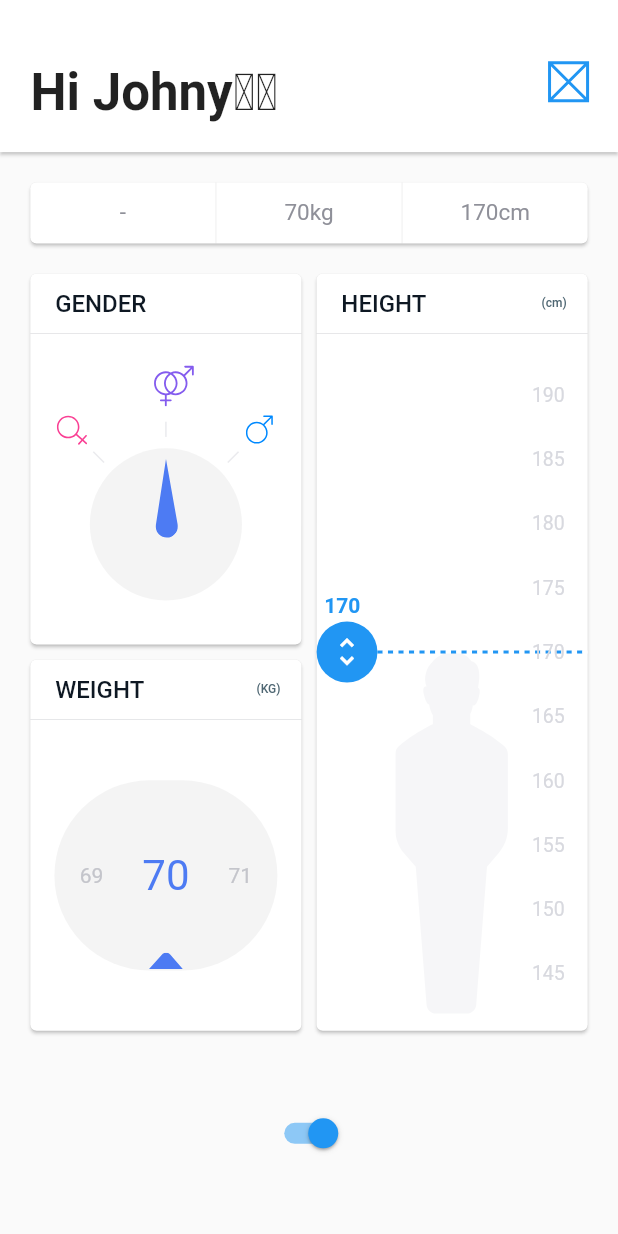
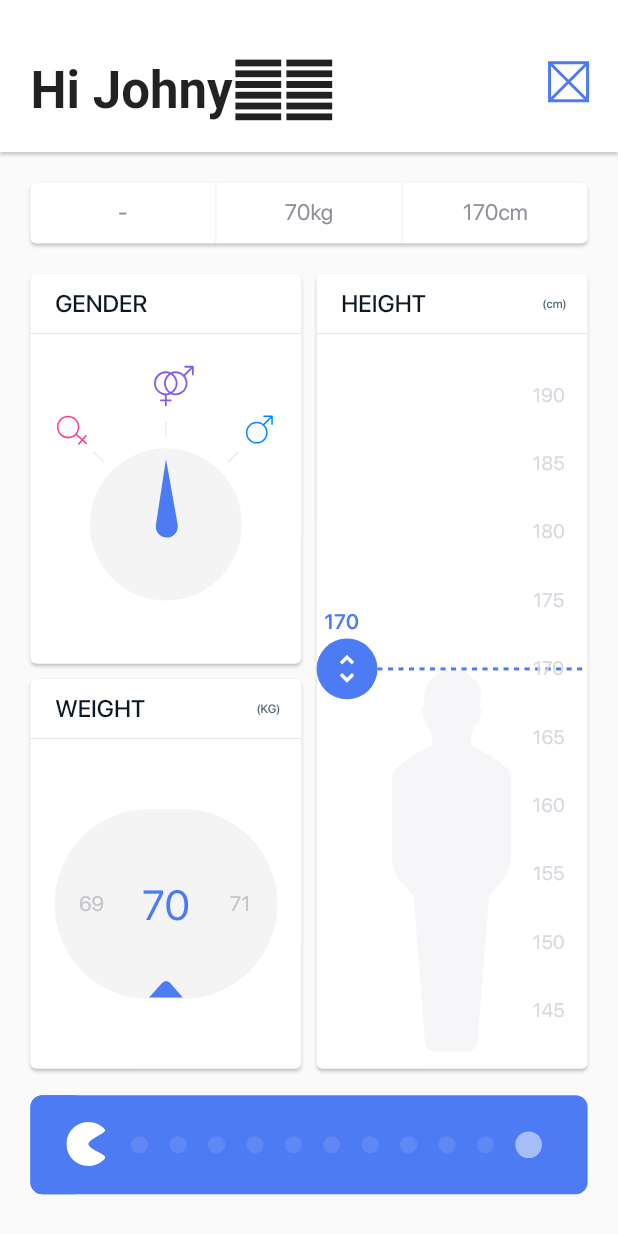
Before and after one commit to LoakickBangu/flutter_bmi_calculator, a Flutter app: the screen it shows after launch, on a phone screen of 412 x 824 dp. Run offline on Flutter 3.47's test engine with Material 2 defaults, Android fonts, the phone set to English and light mode, and no system bars; our stand-ins replace flutter_svg; project files that could hold a hidden picture were left out.

Commit message:
Animating Dots

```diff
--- a/lib/input_page/input_page.dart
+++ b/lib/input_page/input_page.dart
@@ -7,16 +7,32 @@ import 'package:bmi_calculator/input_page/input_page_styles.dart';
 import 'package:bmi_calculator/app_bar.dart';
 import 'package:bmi_calculator/models/gender.dart';
 import 'package:bmi_calculator/input_page/input_summary_card.dart';
+import 'package:bmi_calculator/input_page/pacman_slider.dart';
 
 class InputPage extends StatefulWidget {
   @override
   _InputPageState createState() => _InputPageState();
 }
 
-class _InputPageState extends State<InputPage> {
+class _InputPageState extends State<InputPage> with TickerProviderStateMixin {
+  AnimationController _submitAnimationController;
+
   Gender gender = Gender.other;
   int height = 170;
   int weight = 70;
+
+  @override
+  void initState() {
+    super.initState();
+    _submitAnimationController =
+        AnimationController(vsync: this, duration: Duration(seconds: 2));
+  }
+
+  @override
+  void dispose() {
+    _submitAnimationController.dispose();
+    super.dispose();
+  }
 
   @override
   Widget build(BuildContext context) {
@@ -37,15 +53,22 @@ class _InputPageState extends State<InputPage> {
   }
 
   Widget _buildBottom(BuildContext context) {
-    return Container(
-      alignment: Alignment.center,
-      height: screenAwareSize(108.0, context),
-      width: double.infinity,
-      child: Switch(
-        value: true,
-        onChanged: (val) {},
+    return Padding(
+      padding: EdgeInsets.only(
+        left: screenAwareSize(16, context),
+        right: screenAwareSize(16, context),
+        bottom: screenAwareSize(22, context),
+        top: screenAwareSize(14, context),
+      ),
+      child: PacmanSlider(
+        onSubmit: onPacmanSubmit,
+        submitAnimationController: _submitAnimationController,
       ),
     );
+  }
+
+  onPacmanSubmit() {
+    _submitAnimationController.forward();
   }
 
   Widget _buildCards(BuildContext context) {
--- /dev/null
+++ b/lib/input_page/pacman_slider.dart
@@ -0,0 +1,316 @@
+import 'dart:math' as math;
+import 'package:bmi_calculator/widget_utils.dart';
+import 'package:flutter/material.dart';
+import 'package:flutter_svg/flutter_svg.dart';
+
+const double _pacmanWidth = 21.0;
+const double _sliderHorizontalMargin = 24.0;
+const double _dotsLeftMargin = 8.0;
+
+class Dot extends StatelessWidget {
+  final double size;
+  Dot({Key key, @required this.size}) : super(key: key);
+
+  @override
+  Widget build(BuildContext context) {
+    return Container(
+      height: screenAwareSize(size, context),
+      width: screenAwareSize(size, context),
+      decoration: BoxDecoration(shape: BoxShape.circle, color: Colors.white),
+    );
+  }
+}
+
+class PacmanIcon extends StatelessWidget {
+  @override
+  Widget build(BuildContext context) {
+    return Padding(
+      padding: EdgeInsets.only(right: screenAwareSize(16.0, context)),
+      child: SvgPicture.asset(
+        'images/pacman.svg',
+        width: screenAwareSize(21.0, context),
+        height: screenAwareSize(25.0, context),
+      ),
+    );
+  }
+}
+
+class PacmanSlider extends StatefulWidget {
+  final VoidCallback onSubmit;
+  final AnimationController submitAnimationController;
+
+  PacmanSlider({Key key, this.onSubmit, this.submitAnimationController})
+      : super(key: key);
+
+  @override
+  _PacmanSliderState createState() => _PacmanSliderState();
+}
+
+class _PacmanSliderState extends State<PacmanSlider>
+    with TickerProviderStateMixin {
+  double _pacmanPosition = 24.0;
+  AnimationController pacmanMovementController;
+  Animation<double> pacmanAnimation;
+  Animation<BorderRadius> _bordersAnimation;
+  Animation<double> _submitWidthAnimation;
+
+  double get width => _submitWidthAnimation?.value ?? 0.0;
+
+  @override
+  void initState() {
+    super.initState();
+    pacmanMovementController =
+        AnimationController(vsync: this, duration: Duration(milliseconds: 400));
+    _bordersAnimation = BorderRadiusTween(
+            begin: BorderRadius.circular(8.0), end: BorderRadius.circular(50.0))
+        .animate(
+      CurvedAnimation(
+        parent: widget.submitAnimationController,
+        curve: Interval(0.0, 0.07),
+      ),
+    );
+  }
+
+  @override
+  void dispose() {
+    pacmanMovementController.dispose();
+    super.dispose();
+  }
+
+  @override
+  Widget build(BuildContext context) {
+    return LayoutBuilder(
+      builder: (context, constraints) {
+        _submitWidthAnimation = Tween<double>(
+          begin: constraints.maxWidth,
+          end: screenAwareSize(52.0, context),
+        ).animate(CurvedAnimation(
+          parent: widget.submitAnimationController,
+          curve: Interval(0.05, 0.15),
+        ));
+        return AnimatedBuilder(
+          animation: widget.submitAnimationController,
+          builder: (context, child) {
+            Decoration decoration = BoxDecoration(
+              borderRadius: _bordersAnimation.value,
+              color: Theme.of(context).primaryColor,
+            );
+
+            return Center(
+              child: Container(
+                width: width,
+                height: screenAwareSize(52.0, context),
+                decoration: decoration,
+                child: _submitWidthAnimation.isDismissed
+                    ? GestureDetector(
+                        behavior: HitTestBehavior.translucent,
+                        onTap: () =>
+                            _animatePacmanToEnd(width: constraints.maxWidth),
+                        child: Stack(
+                          alignment: Alignment.centerRight,
+                          children: <Widget>[
+                            AnimatedDots(),
+                            _drawDotCurtain(decoration,
+                                width: constraints.maxWidth),
+                            _drawPacman(width: constraints.maxWidth),
+                          ],
+                        ),
+                      )
+                    : Container(),
+              ),
+            );
+          },
+        );
+      },
+    );
+  }
+
+  Widget _drawDotCurtain(Decoration decoration, {double width = 0.0}) {
+    if (width == 0.0) {
+      return Container();
+    }
+
+    double marginRight =
+        width - _pacmanPosition - screenAwareSize(_pacmanWidth / 2, context);
+
+    return Positioned.fill(
+      right: marginRight,
+      child: Container(
+        decoration: decoration,
+      ),
+    );
+  }
+
+  Widget _drawPacman({double width}) {
+    if (pacmanAnimation == null && width != 0.0) {
+      pacmanAnimation = _initPacmanAnimation(width);
+    }
+
+    return Positioned(
+      left: _pacmanPosition,
+      child: GestureDetector(
+        onHorizontalDragUpdate: (details) => _onPacmanDrag(width, details),
+        onHorizontalDragEnd: (details) => _onPacmanEnd(width, details),
+        child: PacmanIcon(),
+      ),
+    );
+  }
+
+  Animation<double> _initPacmanAnimation(double width) {
+    Animation<double> animation =
+        Tween(begin: 0.0, end: _pacmanMaxPosition(width))
+            .animate(pacmanMovementController);
+
+    animation.addListener(() {
+      setState(() {
+        _pacmanPosition = animation.value;
+      });
+
+      if (animation.status == AnimationStatus.completed) {
+        _onPacmanSubmited();
+      }
+    });
+
+    return animation;
+  }
+
+  _onPacmanSubmited() {
+    widget?.onSubmit();
+    Future.delayed(Duration(seconds: 1), () => _resetPacman());
+  }
+
+  _onPacmanDrag(double width, DragUpdateDetails details) {
+    setState(() {
+      _pacmanPosition += details.delta.dx;
+      _pacmanPosition = math.max(_pacmanMinPosition(),
+          math.min(_pacmanMaxPosition(width), _pacmanPosition));
+    });
+  }
+
+  _onPacmanEnd(double width, DragEndDetails details) {
+    bool isOverHalf =
+        _pacmanPosition + screenAwareSize(_pacmanWidth / 2, context) >
+            0.5 * width;
+
+    if (isOverHalf) {
+      _animatePacmanToEnd(width: width);
+    } else {
+      _resetPacman();
+    }
+  }
+
+  _animatePacmanToEnd({double width}) {
+    pacmanMovementController.forward(
+        from: _pacmanPosition / _pacmanMaxPosition(width));
+  }
+
+  _resetPacman() {
+    setState(() {
+      _pacmanPosition = _pacmanMinPosition();
+    });
+  }
+
+  double _pacmanMinPosition() =>
+      screenAwareSize(_sliderHorizontalMargin, context);
+  double _pacmanMaxPosition(double sliderWidth) =>
+      sliderWidth -
+      screenAwareSize(_sliderHorizontalMargin / 2 + _pacmanWidth, context);
+}
+
+class AnimatedDots extends StatefulWidget {
+  @override
+  _AnimatedDotsState createState() => _AnimatedDotsState();
+}
+
+class _AnimatedDotsState extends State<AnimatedDots>
+    with TickerProviderStateMixin {
+  final int numberOfDots = 10;
+  final double minOpacity = 0.1;
+  final double maxOpacity = 0.5;
+  AnimationController hintAnimationController;
+
+  @override
+  void initState() {
+    super.initState();
+    _initHintAnimationController();
+    hintAnimationController.forward();
+  }
+
+  @override
+  void dispose() {
+    hintAnimationController.dispose();
+    super.dispose();
+  }
+
+  void _initHintAnimationController() {
+    hintAnimationController =
+        AnimationController(vsync: this, duration: Duration(milliseconds: 800));
+
+    hintAnimationController.addStatusListener((status) {
+      if (status == AnimationStatus.completed) {
+        Future.delayed(Duration(milliseconds: 800), () {
+          hintAnimationController.forward(from: 0.0);
+        });
+      }
+    });
+  }
+
+  Animation<double> _initDotAnimation(int dotNumber) {
+    double lastDotStartTime = 0.4;
+    double dotAnimationDuration = 0.6;
+    double begin = lastDotStartTime * dotNumber / numberOfDots;
+    double end = begin + dotAnimationDuration;
+
+    return SinusoidalAnimation(min: minOpacity, max: maxOpacity).animate(
+      CurvedAnimation(
+        parent: hintAnimationController,
+        curve: Interval(begin, end),
+      ),
+    );
+  }
+
+  Widget _generateDot(int dotNumber) {
+    Animation animation = _initDotAnimation(dotNumber);
+    return AnimatedBuilder(
+      animation: animation,
+      builder: (context, child) => Opacity(
+            opacity: animation.value,
+            child: child,
+          ),
+      child: Dot(size: 9.0),
+    );
+  }
+
+  @override
+  Widget build(BuildContext context) {
+    return Padding(
+      padding: EdgeInsets.only(
+        left: screenAwareSize(
+            _sliderHorizontalMargin + _pacmanWidth + _dotsLeftMargin, context),
+        right: screenAwareSize(_sliderHorizontalMargin, context),
+      ),
+      child: Row(
+        mainAxisAlignment: MainAxisAlignment.spaceBetween,
+        children: List.generate(numberOfDots, _generateDot)
+          ..add(
+            Opacity(
+              opacity: maxOpacity,
+              child: Dot(size: 14.0),
+            ),
+          ),
+      ),
+    );
+  }
+}
+
+class SinusoidalAnimation extends Animatable<double> {
+  final double min;
+  final double max;
+
+  SinusoidalAnimation({this.min, this.max});
+
+  @override
+  double transform(double t) {
+    return min + (max - min) * math.sin(math.pi * t);
+  }
+}
--- a/lib/main.dart
+++ b/lib/main.dart
@@ -21,6 +21,10 @@ class MyApp extends StatelessWidget {
     return MaterialApp(
       title: 'BMI Calculator',
       debugShowCheckedModeBanner: false,
+      theme: ThemeData(
+        primaryColor: Color.fromRGBO(77, 123, 243, 1.0),
+        fontFamily: 'SF Pro Display',
+      ),
       home: InputPage(),
     );
   }
```
